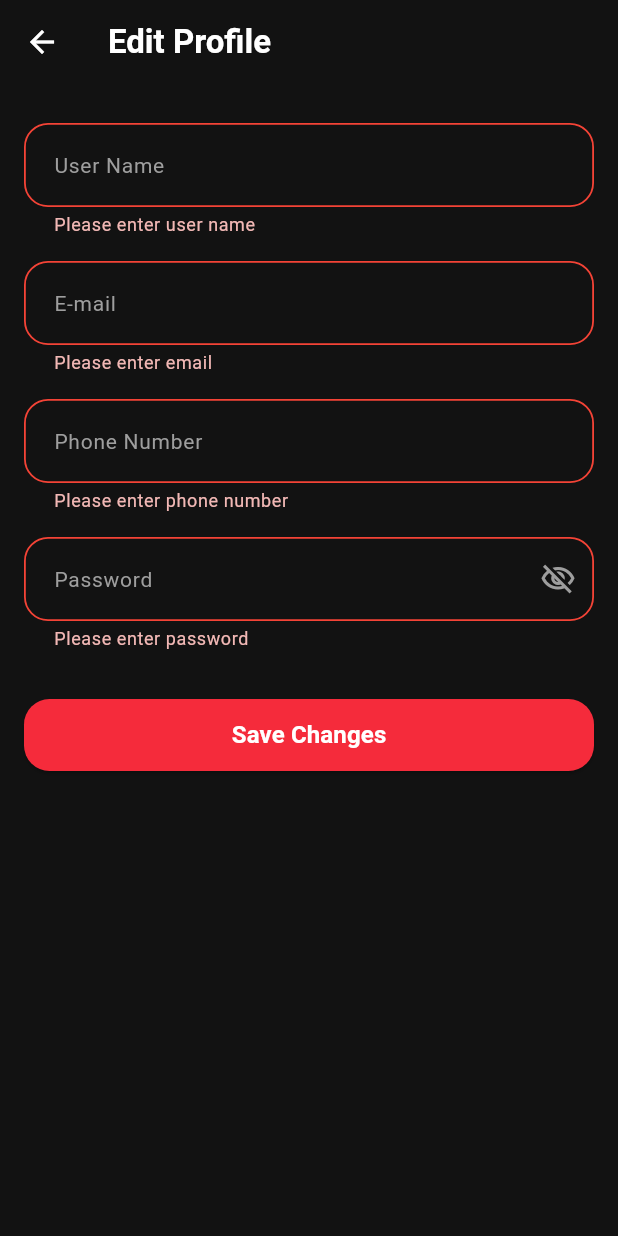
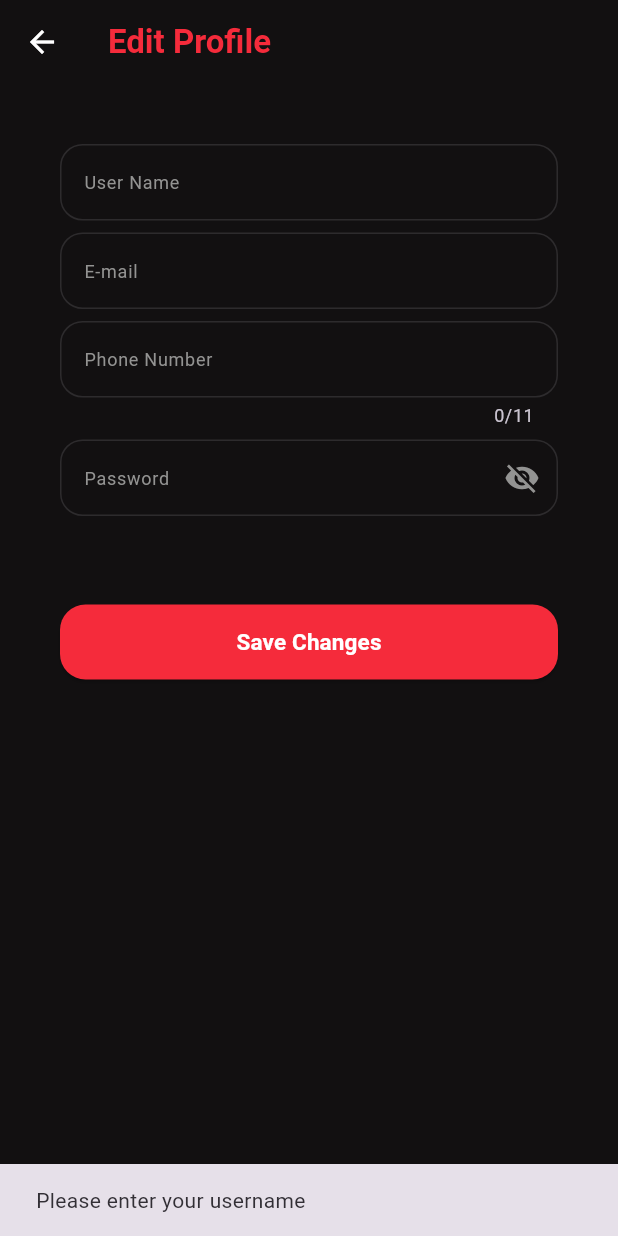
Before and after one commit to tokayasser14/Movies_Hub_App-Firebase-fixed, a Flutter app: the EditProfileScreen screen opened directly with empty values, after a tap on "Save Changes", on a phone screen of 412 x 824 dp. Run offline on Flutter 3.47's test engine with Material 3 defaults, Android fonts, the phone set to English and light mode, and no system bars; our stand-ins replace cloud_firestore, dio, firebase_auth, firebase_core, flutter_bloc; accounts and stored records are empty.

Commit message:
validations

```diff
--- a/lib/cubits/profile/profile_cubit.dart
+++ b/lib/cubits/profile/profile_cubit.dart
@@ -25,6 +25,7 @@ class ProfileCubit extends Cubit<ProfileState> {
     final document = FirebaseFirestore.instance
         .collection('users')
         .doc(user.uid);
+
     _userSubscription = document.snapshots().listen((snapshot) {
       final data = snapshot.data() ?? {};
       emit(
@@ -37,6 +38,7 @@ class ProfileCubit extends Cubit<ProfileState> {
         ),
       );
     }, onError: (_) => emit(ProfileError('Failed to load profile data.')));
+
     _favoritesSubscription = document
         .collection('favorites')
         .snapshots()
@@ -86,6 +88,7 @@ class ProfileCubit extends Cubit<ProfileState> {
       emit(ProfileError('Failed to update profile.'));
     }
   }
+
   bool isFavorite(Movie movie) {
     return _favoriteMovies.any((item) => item.id == movie.id);
   }
@@ -101,15 +104,30 @@ class ProfileCubit extends Cubit<ProfileState> {
         .set(movie.toMap());
   }
 
+  // 🔴 دالة حذف الفيلم من المفضلة في Firestore
   Future<void> removeFromFavorites(Movie movie) async {
     final user = FirebaseAuth.instance.currentUser;
     if (user == null) return;
+    try {
       await FirebaseFirestore.instance
           .collection('users')
           .doc(user.uid)
           .collection('favorites')
           .doc(movie.id.toString())
           .delete();
+      // الـ _favoritesSubscription المستمع بالـ Snapshots سيتولى تحديث الـ State تلقائياً
+    } catch (_) {
+      emit(ProfileError('Failed to remove movie from favorites.'));
+    }
+  }
+
+  // 🔄 دالة التبديل (إضافة/حذف)
+  Future<void> toggleFavorite(Movie movie) async {
+    if (isFavorite(movie)) {
+      await removeFromFavorites(movie);
+    } else {
+      await addToFavorites(movie);
+    }
   }
 
   @override
--- a/lib/screens/edit_profile_screen.dart
+++ b/lib/screens/edit_profile_screen.dart
@@ -21,125 +21,271 @@ class EditProfileScreen extends StatefulWidget {
 }
 
 class _EditProfileScreenState extends State<EditProfileScreen> {
-  final _formKey = GlobalKey<FormState>();
-  late TextEditingController _nameController;
-  late TextEditingController _emailController;
-  late TextEditingController _phoneController;
-  late TextEditingController _passwordController;
+  bool isPasswordVisible = false;
 
-  bool _isPasswordObscured = true;
+  late TextEditingController emailController;
+  late TextEditingController passwordController;
+  late TextEditingController phoneController;
+  late TextEditingController usernameController;
 
   @override
   void initState() {
     super.initState();
-    _nameController = TextEditingController(text: widget.currentName);
-    _emailController = TextEditingController(text: widget.currentEmail);
-    _phoneController = TextEditingController(text: widget.currentPhone);
-    _passwordController = TextEditingController(text: widget.currentPassword);
+    emailController = TextEditingController(text: widget.currentEmail);
+    passwordController = TextEditingController(text: widget.currentPassword);
+    phoneController = TextEditingController(text: widget.currentPhone);
+    usernameController = TextEditingController(text: widget.currentName);
   }
 
   @override
   void dispose() {
-    _nameController.dispose();
-    _emailController.dispose();
-    _phoneController.dispose();
-    _passwordController.dispose();
+    emailController.dispose();
+    passwordController.dispose();
+    phoneController.dispose();
+    usernameController.dispose();
     super.dispose();
+  }
+
+  void saveChanges() {
+    String email = emailController.text.trim();
+    String password = passwordController.text.trim();
+    String phone = phoneController.text.trim();
+    String username = usernameController.text.trim();
+
+    if (username.isEmpty) {
+      ScaffoldMessenger.of(context).showSnackBar(
+        const SnackBar(content: Text('Please enter your username')),
+      );
+      return;
+    }
+
+    if (email.isEmpty) {
+      ScaffoldMessenger.of(context).showSnackBar(
+        const SnackBar(content: Text('Please enter your email')),
+      );
+      return;
+    }
+
+    if (!email.contains('@') || !email.endsWith('.com')) {
+      ScaffoldMessenger.of(context).showSnackBar(
+        const SnackBar(content: Text('Please enter a valid email address')),
+      );
+      return;
+    }
+
+    if (password.isEmpty) {
+      ScaffoldMessenger.of(context).showSnackBar(
+        const SnackBar(content: Text('Please enter your password')),
+      );
+      return;
+    }
+
+    if (phone.isEmpty) {
+      ScaffoldMessenger.of(context).showSnackBar(
+        const SnackBar(content: Text('Please enter your phone number')),
+      );
+      return;
+    }
+
+    if (username.length > 20) {
+      ScaffoldMessenger.of(context).showSnackBar(
+        const SnackBar(
+          content: Text('user name must not exceed 20 characters.'),
+        ),
+      );
+      return;
+    }
+
+    if (phone.length != 11 ||
+        (!phone.startsWith('011') &&
+            !phone.startsWith('012') &&
+            !phone.startsWith('015') &&
+            !phone.startsWith('010'))) {
+      ScaffoldMessenger.of(context).showSnackBar(
+        const SnackBar(content: Text('Please Enter a Valid Phone Number')),
+      );
+      return;
+    }
+
+    // تحديث البيانات في الـ ProfileCubit والعودة للشاشة السابقة
+    context.read<ProfileCubit>().updateUserData(
+          newName: username,
+          newEmail: email,
+          newPhone: phone,
+          newPassword: password,
+        );
+
+    Navigator.pop(context);
   }
 
   @override
   Widget build(BuildContext context) {
     return Scaffold(
-      backgroundColor: const Color(0xFF121212),
+      backgroundColor: const Color(0xFF121011),
       appBar: AppBar(
         backgroundColor: Colors.transparent,
         elevation: 0,
         title: const Text(
           'Edit Profile',
-          style: TextStyle(color: Colors.white, fontWeight: FontWeight.bold),
+          style: TextStyle(
+            color: Color(0xFFF52B3B),
+            fontSize: 22,
+            fontWeight: FontWeight.bold,
+          ),
         ),
         leading: IconButton(
           icon: const Icon(Icons.arrow_back, color: Colors.white),
           onPressed: () => Navigator.pop(context),
         ),
       ),
-      body: Padding(
-        padding: const EdgeInsets.all(16.0),
-        child: Form(
-          key: _formKey,
-          child: SingleChildScrollView(
+      body: SingleChildScrollView(
+        child: Padding(
+          padding: const EdgeInsets.all(40),
           child: Column(
+            crossAxisAlignment: CrossAxisAlignment.start,
             children: [
-                const SizedBox(height: 10),
+              // 1. User Name Field
+              TextField(
+                controller: usernameController,
+                style: const TextStyle(
+                  color: Colors.white,
+                  fontSize: 15,
+                ),
+                decoration: InputDecoration(
+                  hintText: 'User Name',
+                  hintStyle: const TextStyle(
+                    color: Color(0xFF939392),
+                    fontSize: 12,
+                  ),
+                  enabledBorder: OutlineInputBorder(
+                    borderRadius: BorderRadius.circular(15),
+                    borderSide: const BorderSide(
+                      color: Color(0xFF2D2B2D),
+                    ),
+                  ),
+                  filled: true,
+                  fillColor: const Color(0xFF121011),
+                  contentPadding: const EdgeInsets.symmetric(
+                    horizontal: 12,
+                    vertical: 14,
+                  ),
+                ),
+              ),
 
-                TextFormField(
-                  controller: _nameController,
-                  style: const TextStyle(color: Colors.white),
-                  decoration: _buildInputDecoration('User Name'),
-                  validator: (value) =>
-                      value!.trim().isEmpty ? 'Please enter user name' : null,
+              const SizedBox(height: 8),
+
+              // 2. Email Field
+              TextField(
+                controller: emailController,
+                style: const TextStyle(
+                  color: Colors.white,
+                  fontSize: 15,
                 ),
-                const SizedBox(height: 16),
+                decoration: InputDecoration(
+                  hintText: 'E-mail',
+                  hintStyle: const TextStyle(
+                    color: Color(0xFF939392),
+                    fontSize: 12,
+                  ),
+                  enabledBorder: OutlineInputBorder(
+                    borderRadius: BorderRadius.circular(15),
+                    borderSide: const BorderSide(
+                      color: Color(0xFF2D2B2D),
+                    ),
+                  ),
+                  filled: true,
+                  fillColor: const Color(0xFF121011),
+                  contentPadding: const EdgeInsets.symmetric(
+                    horizontal: 12,
+                    vertical: 14,
+                  ),
+                ),
+              ),
 
-                TextFormField(
-                  controller: _emailController,
-                  style: const TextStyle(color: Colors.white),
-                  decoration: _buildInputDecoration('E-mail'),
-                  validator: (value) =>
-                      value!.trim().isEmpty ? 'Please enter email' : null,
+              const SizedBox(height: 8),
+
+              // 3. Phone Field
+              TextField(
+                controller: phoneController,
+                maxLength: 11,
+                style: const TextStyle(
+                  color: Colors.white,
+                  fontSize: 15,
                 ),
-                const SizedBox(height: 16),
+                decoration: InputDecoration(
+                  hintText: 'Phone Number',
+                  hintStyle: const TextStyle(
+                    color: Color(0xFF939392),
+                    fontSize: 12,
+                  ),
+                  enabledBorder: OutlineInputBorder(
+                    borderRadius: BorderRadius.circular(15),
+                    borderSide: const BorderSide(
+                      color: Color(0xFF2D2B2D),
+                    ),
+                  ),
+                  filled: true,
+                  fillColor: const Color(0xFF121011),
+                  contentPadding: const EdgeInsets.symmetric(
+                    horizontal: 12,
+                    vertical: 14,
+                  ),
+                ),
+              ),
 
-                TextFormField(
-                  controller: _phoneController,
-                  keyboardType: TextInputType.phone,
-                  style: const TextStyle(color: Colors.white),
-                  decoration: _buildInputDecoration('Phone Number'),
-                  validator: (value) => value!.trim().isEmpty
-                      ? 'Please enter phone number'
-                      : null,
+              const SizedBox(height: 8),
+
+              // 4. Password Field
+              TextField(
+                controller: passwordController,
+                obscureText: !isPasswordVisible,
+                style: const TextStyle(
+                  color: Colors.white,
+                  fontSize: 15,
                 ),
-                const SizedBox(height: 16),
-
-                TextFormField(
-                  controller: _passwordController,
-                  obscureText: _isPasswordObscured,
-                  style: const TextStyle(color: Colors.white),
-                  decoration: _buildInputDecoration(
-                    'Password',
+                decoration: InputDecoration(
+                  hintText: 'Password',
+                  hintStyle: const TextStyle(
+                    color: Color(0xFF939392),
+                    fontSize: 12,
+                  ),
+                  enabledBorder: OutlineInputBorder(
+                    borderRadius: BorderRadius.circular(15),
+                    borderSide: const BorderSide(
+                      color: Color(0xFF2D2B2D),
+                    ),
+                  ),
+                  filled: true,
+                  fillColor: const Color(0xFF121011),
+                  contentPadding: const EdgeInsets.symmetric(
+                    horizontal: 12,
+                    vertical: 14,
+                  ),
                   suffixIcon: IconButton(
-                      icon: Icon(
-                        _isPasswordObscured
-                            ? Icons.visibility_off_outlined
-                            : Icons.visibility_outlined,
-                        color: Colors.grey,
-                      ),
                     onPressed: () {
                       setState(() {
-                          _isPasswordObscured = !_isPasswordObscured;
+                        isPasswordVisible = !isPasswordVisible;
                       });
                     },
+                    icon: Icon(
+                      isPasswordVisible
+                          ? Icons.visibility
+                          : Icons.visibility_off,
+                      color: const Color(0xFF939392),
                     ),
                   ),
-                  validator: (value) =>
-                      value!.trim().isEmpty ? 'Please enter password' : null,
                 ),
-                const SizedBox(height: 32),
+              ),
 
+              const SizedBox(height: 59),
+
+              // Save Changes Button
               SizedBox(
                 width: double.infinity,
-                  height: 48,
+                height: 50,
                 child: ElevatedButton(
                   onPressed: () {
-                      if (_formKey.currentState!.validate()) {
-                        context.read<ProfileCubit>().updateUserData(
-                          newName: _nameController.text.trim(),
-                          newEmail: _emailController.text.trim(),
-                          newPhone: _phoneController.text.trim(),
-                          newPassword: _passwordController.text.trim(),
-                        );
-                        Navigator.pop(context);
-                      }
+                    saveChanges();
                   },
                   style: ElevatedButton.styleFrom(
                     backgroundColor: const Color(0xFFF52B3B),
@@ -150,9 +296,9 @@ class _EditProfileScreenState extends State<EditProfileScreen> {
                   child: const Text(
                     'Save Changes',
                     style: TextStyle(
+                      fontSize: 15,
+                      fontWeight: FontWeight.bold,
                       color: Colors.white,
-                        fontSize: 16,
-                        fontWeight: FontWeight.bold,
                     ),
                   ),
                 ),
@@ -161,33 +307,6 @@ class _EditProfileScreenState extends State<EditProfileScreen> {
           ),
         ),
       ),
-      ),
-    );
-  }
-
-  InputDecoration _buildInputDecoration(String label, {Widget? suffixIcon}) {
-    return InputDecoration(
-      labelText: label,
-      labelStyle: const TextStyle(color: Colors.grey, fontSize: 14),
-      filled: false,
-      suffixIcon: suffixIcon,
-      contentPadding: const EdgeInsets.symmetric(horizontal: 16, vertical: 16),
-      enabledBorder: OutlineInputBorder(
-        borderRadius: BorderRadius.circular(16),
-        borderSide: const BorderSide(color: Color(0xFF333333), width: 1.2),
-      ),
-      focusedBorder: OutlineInputBorder(
-        borderRadius: BorderRadius.circular(16),
-        borderSide: const BorderSide(color: Color(0xFFE50914), width: 1.5),
-      ),
-      errorBorder: OutlineInputBorder(
-        borderRadius: BorderRadius.circular(16),
-        borderSide: const BorderSide(color: Colors.red, width: 1.2),
-      ),
-      focusedErrorBorder: OutlineInputBorder(
-        borderRadius: BorderRadius.circular(16),
-        borderSide: const BorderSide(color: Colors.red, width: 1.5),
-      ),
     );
   }
 }
--- a/lib/screens/profile_screen.dart
+++ b/lib/screens/profile_screen.dart
@@ -49,7 +49,7 @@ class ProfileScreen extends StatelessWidget {
               child: Column(
                 crossAxisAlignment: CrossAxisAlignment.start,
                 children: [
-                  // 1. صورة البروفايل (أول حرف) + الاسم
+                  //username & avatar
                   Center(
                     child: Column(
                       children: [
@@ -78,7 +78,7 @@ class ProfileScreen extends StatelessWidget {
                         ),
                         const SizedBox(height: 12),
 
-                        //switch to edit profile
+                        //edit profile
                         OutlinedButton.icon(
                           onPressed: () {
                             Navigator.push(
@@ -141,6 +141,7 @@ class ProfileScreen extends StatelessWidget {
                             scrollDirection: Axis.horizontal,
                             itemCount: state.favouriteMovies.length,
                             itemBuilder: (context, index) {
+                              final movie = state.favouriteMovies[index];
                               return Container(
                                 width: 110,
                                 margin: const EdgeInsets.only(right: 12),
@@ -148,17 +149,17 @@ class ProfileScreen extends StatelessWidget {
                                   color: const Color(0xFF1E1E1E),
                                   borderRadius: BorderRadius.circular(8),
                                 ),
-                                child: ClipRRect(
+                                child: Stack(
+                                  children: [
+                                    ClipRRect(
                                       borderRadius: BorderRadius.circular(8),
                                       child: Image.network(
-                                    state.favouriteMovies[index].posterPath
-                                            .startsWith('http')
-                                        ? state
-                                              .favouriteMovies[index]
-                                              .posterPath
-                                        : 'https://image.tmdb.org/t/p/w500${state.favouriteMovies[index].posterPath}',
+                                        movie.posterPath.startsWith('http')
+                                            ? movie.posterPath
+                                            : 'https://image.tmdb.org/t/p/w500${movie.posterPath}',
                                         fit: BoxFit.cover,
                                         width: double.infinity,
+                                        height: double.infinity,
                                         errorBuilder: (_, _, _) => const Center(
                                           child: Icon(
                                             Icons.movie,
@@ -167,6 +168,42 @@ class ProfileScreen extends StatelessWidget {
                                           ),
                                         ),
                                       ),
+                                    ),
+
+                                    // أيقونة الحذف من المفضلة فوق الكارت
+                                    Positioned(
+                                      top: 6,
+                                      right: 6,
+                                      child: GestureDetector(
+                                        onTap: () {
+                                          context
+                                              .read<ProfileCubit>()
+                                              .removeFromFavorites(movie);
+
+                                          ScaffoldMessenger.of(context)
+                                              .showSnackBar(
+                                            const SnackBar(
+                                              content: Text(
+                                                  'Removed from Favourites'),
+                                              duration: Duration(seconds: 1),
+                                            ),
+                                          );
+                                        },
+                                        child: Container(
+                                          padding: const EdgeInsets.all(4),
+                                          decoration: BoxDecoration(
+                                            color: const Color(0x99000000),
+                                            shape: BoxShape.circle,
+                                          ),
+                                          child: const Icon(
+                                            Icons.favorite,
+                                            color: Colors.red,
+                                            size: 18,
+                                          ),
+                                        ),
+                                      ),
+                                    ),
+                                  ],
                                 ),
                               );
                             },
--- a/lib/screens/search_screen.dart
+++ b/lib/screens/search_screen.dart
@@ -31,8 +31,8 @@ class _SearchScreenState extends State<SearchScreen> {
         title: const Text(
           'Search Movies',
           style: TextStyle(
-            color: Colors.white,
-            fontSize: 20,
+            color: Colors.red,
+            fontSize: 22,
             fontWeight: FontWeight.bold,
           ),
         ),
--- a/lib/screens/watchlist_screen.dart
+++ b/lib/screens/watchlist_screen.dart
@@ -12,8 +12,13 @@ class WatchlistScreen extends StatelessWidget {
       backgroundColor: const Color(0xFF121212),
       appBar: AppBar(
         backgroundColor: const Color(0xFF121212),
-        title: const Text('Watchlist', style: TextStyle(color: Colors.white)),
-        centerTitle: true,
+        title: const Text('Watchlist',
+         style: TextStyle(
+          color: Colors.red,
+          fontSize: 22,
+          fontWeight: FontWeight.bold,
+          )
+          ),
       ),
       body: BlocBuilder<WatchlistCubit, WatchlistState>(
         builder: (context, state) {
```
Lines whose indentation alone changed are shown as unchanged.
